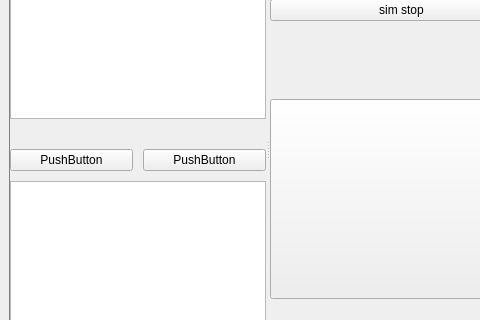
Old version of the form code/ui_design/mainwindow.ui in the repository LirokWid/QT_VHDL_simulator; both pictures show x 0 to 480 and y 271 to 591 of the 1080 by 821 pixel window.
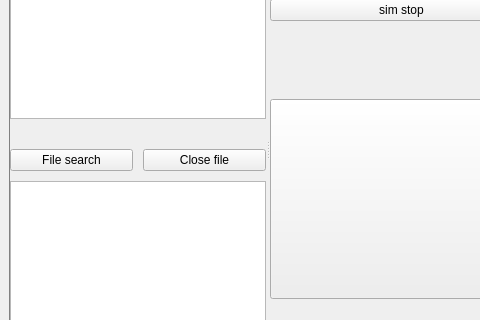
New version of the form.

```diff
--- a/code/ui_design/mainwindow.ui
+++ b/code/ui_design/mainwindow.ui
@@ -77,14 +77,14 @@
             <item>
              <widget class="QPushButton" name="pushButton_5">
               <property name="text">
-               <string>PushButton</string>
+               <string>File search</string>
               </property>
              </widget>
             </item>
             <item>
              <widget class="QPushButton" name="pushButton_4">
               <property name="text">
-               <string>PushButton</string>
+               <string>Close file</string>
               </property>
              </widget>
             </item>
```
